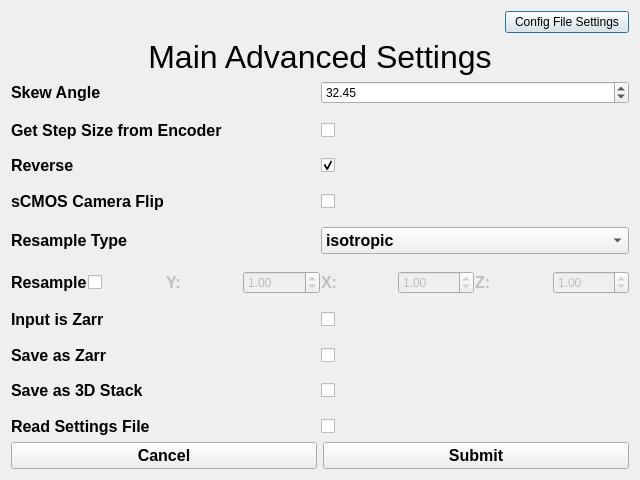
First picture: the form in src/mainadvanced.ui, repository abcucberkeley/PetaKit5D-GUI, before the edit.
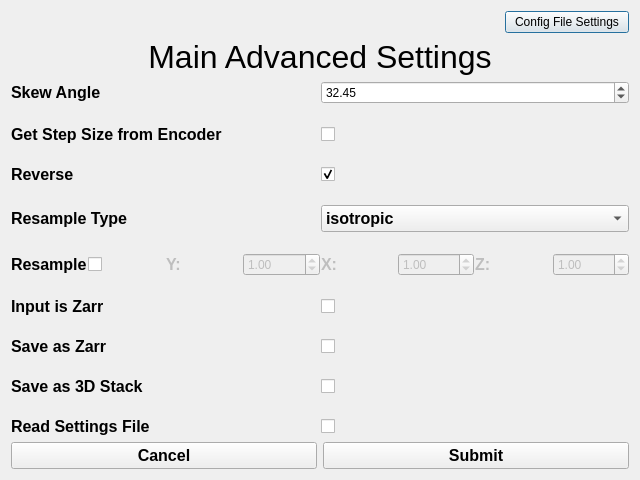
Second picture: the form after the edit.

```diff
--- a/src/mainadvanced.ui
+++ b/src/mainadvanced.ui
@@ -62,7 +62,7 @@
     </layout>
    </item>
    <item row="1" column="0">
-    <layout class="QVBoxLayout" name="verticalLayout_2" stretch="1,1,1,1,1,1,1,1,1,1,1,1,1,1,1,1,1,1,1">
+    <layout class="QVBoxLayout" name="verticalLayout_2" stretch="1,1,1,1,1,1,1,1,1,1,1,1,1,1,1,1,1">
      <property name="spacing">
       <number>1</number>
      </property>
@@ -201,49 +201,6 @@
        </property>
       </spacer>
      </item>
-     <item>
-      <layout class="QHBoxLayout" name="horizontalLayout_10">
-       <item>
-        <widget class="QLabel" name="sCMOSCameraFlipLabel">
-         <property name="font">
-          <font>
-           <pointsize>12</pointsize>
-           <bold>true</bold>
-          </font>
-         </property>
-         <property name="text">
-          <string>sCMOS Camera Flip</string>
-         </property>
-        </widget>
-       </item>
-       <item>
-        <widget class="QCheckBox" name="sCMOSCameraFlipCheckBox">
-         <property name="autoFillBackground">
-          <bool>false</bool>
-         </property>
-         <property name="text">
-          <string/>
-         </property>
-        </widget>
-       </item>
-      </layout>
-     </item>
-     <item>
-      <spacer name="verticalSpacer_4">
-       <property name="orientation">
-        <enum>Qt::Vertical</enum>
-       </property>
-       <property name="sizeType">
-        <enum>QSizePolicy::Preferred</enum>
-       </property>
-       <property name="sizeHint" stdset="0">
-        <size>
-         <width>20</width>
-         <height>10</height>
-        </size>
-       </property>
-      </spacer>
-     </item>
      <item>
       <layout class="QHBoxLayout" name="horizontalLayout_6">
        <item>
```
